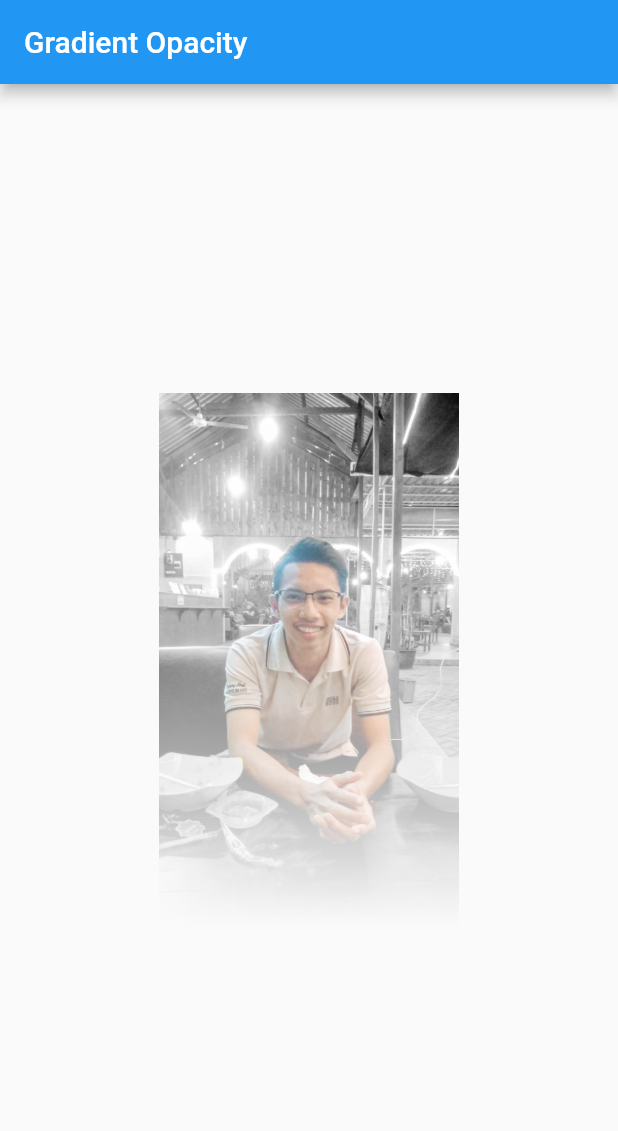
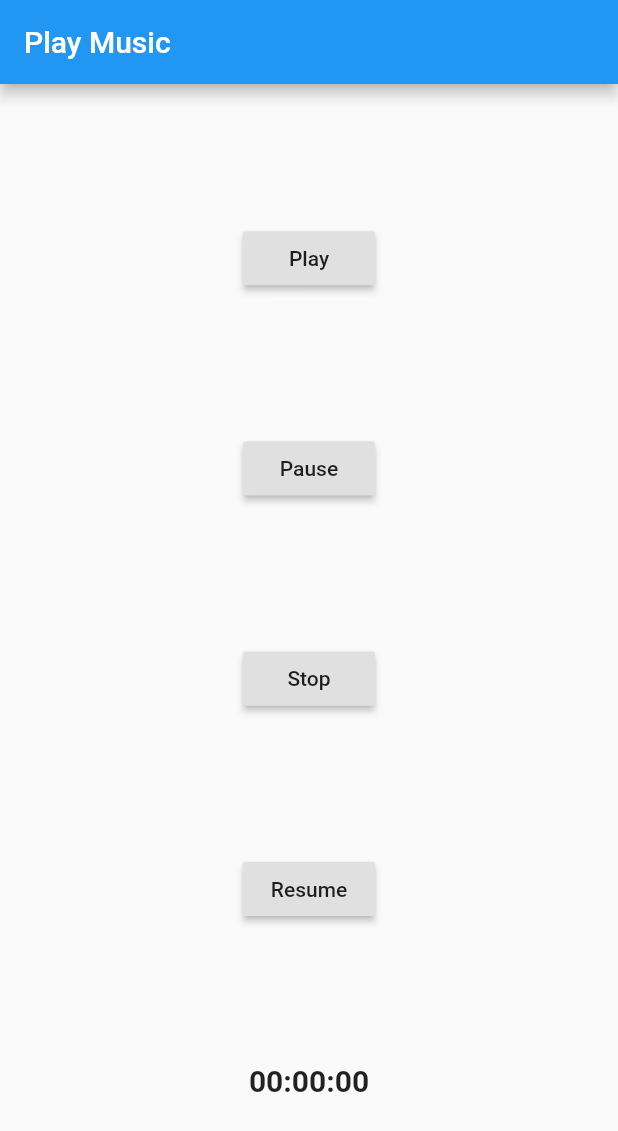
Before and after one commit to myxzlpltk/flutter-learning, a Flutter app: the screen it shows after launch, on a phone screen of 412 x 824 dp. Shown: the top 1131 px of the screen. Run offline on Flutter 3.47's test engine with Material 2 defaults, Android fonts, the phone set to English and light mode, and no system bars; our stand-ins replace audioplayers.

Commit message:
Play Music

```diff
--- a/lib/main.dart
+++ b/lib/main.dart
@@ -1,33 +1,86 @@
+import 'package:audioplayers/audio_cache.dart';
 import 'package:flutter/material.dart';
+import 'package:audioplayers/audioplayers.dart';
 
 void main() {
   runApp(MyApp());
 }
 
-class MyApp extends StatelessWidget {
+class MyApp extends StatefulWidget {
+  @override
+  _MyAppState createState() => _MyAppState();
+}
+
+class _MyAppState extends State<MyApp> {
+  static AudioCache cache = AudioCache();
+  AudioPlayer audioPlayer;
+  String durasi = "00:00:00";
+
+  void playSound() async{
+    if(audioPlayer != null){
+      stopSound();
+    }
+
+    audioPlayer = await cache.play("chun-li.mp3");
+    audioPlayer.onAudioPositionChanged.listen((duration) {
+      setState(() {
+        durasi = duration.toString();
+      });
+    });
+    audioPlayer.setReleaseMode(ReleaseMode.LOOP);
+  }
+
+  void pauseSound() async{
+    await audioPlayer.pause();
+  }
+
+  void resumeSound() async{
+    await audioPlayer.resume();
+  }
+
+  void stopSound() async{
+    await audioPlayer.stop();
+  }
+
   @override
   Widget build(BuildContext context) {
     return MaterialApp(
       home: Scaffold(
-        appBar: AppBar(title: Text("Gradient Opacity")),
+        appBar: AppBar(title: Text("Play Music")),
         body: Center(
-          child: ShaderMask(
-            shaderCallback: (rectangle){
-              return LinearGradient(
-                begin: Alignment.topCenter,
-                end: Alignment.bottomCenter,
-                colors: [
-                  Colors.black,
-                  Colors.transparent
-                ],
-              ).createShader(Rect.fromLTRB(0, 0, rectangle.width, rectangle.height));
-            },
-            blendMode: BlendMode.dstIn,
-            child: Image(
-              width: 200,
-              image: AssetImage("assets/juan.jpg"),
-            ),
-          )
+          child: Column(
+            mainAxisAlignment: MainAxisAlignment.spaceEvenly,
+            children: [
+              RaisedButton(
+                onPressed: () {
+                  playSound();
+                },
+                child: Text("Play"),
+              ),
+              RaisedButton(
+                onPressed: () {
+                  pauseSound();
+                },
+                child: Text("Pause"),
+              ),
+              RaisedButton(
+                onPressed: () {
+                  stopSound();
+                },
+                child: Text("Stop"),
+              ),
+              RaisedButton(
+                onPressed: () {
+                  resumeSound();
+                },
+                child: Text("Resume"),
+              ),
+              Text(
+                durasi,
+                style: TextStyle(fontSize: 20, fontWeight: FontWeight.w600),
+              )
+            ],
+          ),
         ),
       ),
     );
--- a/pubspec.yaml
+++ b/pubspec.yaml
@@ -25,6 +25,7 @@ dependencies:
     sdk: flutter
   font_awesome_flutter: ^8.11.0
   qr_flutter: ^3.2.0
+  audioplayers: ^0.17.0
 
 
   # The following adds the Cupertino Icons font to your application.
@@ -50,6 +51,7 @@ flutter:
   assets:
     - assets/juan.jpg
     - assets/pattern.png
+    - assets/chun-li.mp3
 
   # An image asset can refer to one or more resolution-specific "variants", see
   # https://flutter.dev/assets-and-images/#resolution-aware.
```
Also changed, not shown: pubspec.lock.
